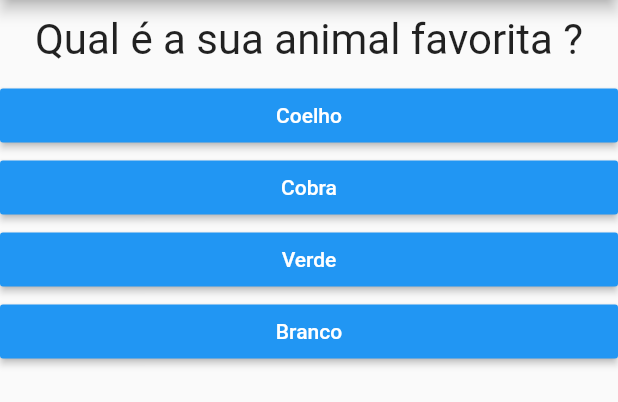
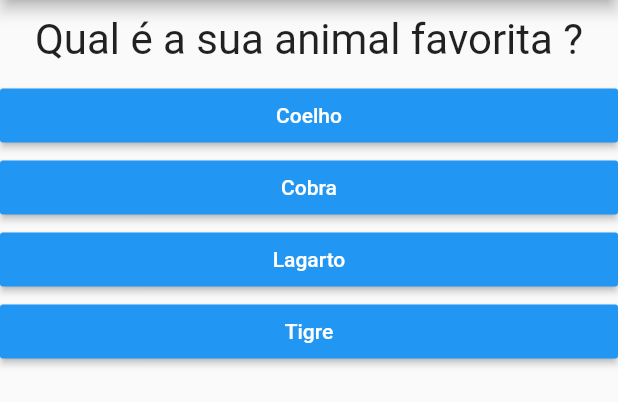
Before and after one commit to angeloconfer/coder_flutter, a Flutter app: the screen it shows after launch, after a tap on "Preto", on a phone screen of 412 x 824 dp, the part 84-486 px from its top. Run offline on Flutter 3.47's test engine with Material 2 defaults, Android fonts, the phone set to English and light mode, and no system bars.

Commit message:
projeto_perguntas

```diff
--- a/projeto_perguntas/lib/main.dart
+++ b/projeto_perguntas/lib/main.dart
@@ -1,6 +1,6 @@
 import 'package:flutter/material.dart';
-import 'package:projeto_perguntas/resposta.dart';
-import 'questao.dart';
+import 'package:projeto_perguntas/questionario.dart';
+import 'resultado.dart';
 
 void main() => runApp(PerguntaApp());
 
@@ -11,40 +11,37 @@ class PerguntaApp extends StatefulWidget {
 
 class _PerguntaAppState extends State<PerguntaApp> {
   var _perguntaSelecionada = 0;
+  final List<Map<String, Object>> _perguntas = const [
+    {
+      'texto': 'Qual é a sua cor favorita ?',
+      'respostas': ['Preto', 'Vermelho', 'Verde', 'Branco'],
+    },
+    {
+      'texto': 'Qual é a sua animal favorita ?',
+      'respostas': ['Coelho', 'Cobra', 'Lagarto', 'Tigre'],
+    },
+    {
+      'texto': 'Qual é a sua instrutor favorito ?',
+      'respostas': ['Maria', 'Angelo', 'Carol', 'Betina'],
+    },
+  ];
 
   void _responder() {
-    setState(() {
-      _perguntaSelecionada++;
-      print(_perguntaSelecionada);
-    });
+    if (temPerguntaSelecionada) {
+      setState(
+        () {
+          _perguntaSelecionada++;
+        },
+      );
+    }
+  }
+
+  bool get temPerguntaSelecionada {
+    return _perguntaSelecionada < _perguntas.length;
   }
 
   @override
   Widget build(BuildContext context) {
-    final List<Map<String, Object>> perguntas = [
-      {
-        'texto' : 'Qual é a sua cor favorita ?',
-        'respostas' : ['Preto', 'Vermelho', 'Verde', 'Branco'],
-      },
-      {
-        'texto' : 'Qual é a sua animal favorita ?',
-        'respostas' : ['Coelho', 'Cobra', 'Verde', 'Branco'],
-      },
-      {
-        'texto' : 'Qual é a sua instrutor favorito ?',
-        'respostas' : ['Maria', 'Angelo', 'Carol', 'Betina'],
-      },
-
-    ];
-
-    // ABORDAGEM DECLARATIVA
-    List<String> respostas = perguntas[_perguntaSelecionada]['respostas'];
-
-    // ABORTAGEM IMPERATIVA
-    // for(var textoResp in respostas) {
-    //   widgets.add(Resposta(textoResp, _responder));
-    // }
-
     return MaterialApp(
       title: 'Flutter Demo',
       theme: ThemeData(
@@ -55,12 +52,13 @@ class _PerguntaAppState extends State<PerguntaApp> {
           centerTitle: true,
           title: Text('Perguntas'),
         ),
-        body: Column(
-          children: <Widget>[
-            Questao(perguntas[_perguntaSelecionada]['texto']),
-            ...respostas.map((t) => Resposta(t, _responder)).toList(),
-          ],
-        ),
+        body: temPerguntaSelecionada
+            ? Questionario(
+                perguntas: _perguntas,
+                perguntaSelecionada: _perguntaSelecionada,
+                quandoResponder: _responder,
+              )
+            : Resultado(),
       ),
     );
   }
--- /dev/null
+++ b/projeto_perguntas/lib/questionario.dart
@@ -0,0 +1,39 @@
+import 'package:flutter/material.dart';
+import 'questao.dart';
+import 'resposta.dart';
+
+class Questionario extends StatelessWidget {
+  final List<Map<String, Object>> perguntas;
+  final int perguntaSelecionada;
+  final void Function() quandoResponder;
+
+  // @requiered == exige que os paramêtros sejem preenchidos
+  Questionario({
+    @required this.perguntas,
+    @required this.perguntaSelecionada,
+    @required this.quandoResponder,
+  });
+
+  bool get temPerguntaSelecionada {
+    return perguntaSelecionada < perguntas.length;
+  }
+
+  @override
+  Widget build(BuildContext context) {
+    // ABORDAGEM DECLARATIVA
+    List<String> respostas = temPerguntaSelecionada
+        ? perguntas[perguntaSelecionada]['respostas']
+        : null;
+
+    // ABORTAGEM IMPERATIVA
+    // for(var textoResp in respostas) {
+    //   widgets.add(Resposta(textoResp, _responder));
+    // }
+    return Column(
+      children: <Widget>[
+        Questao(perguntas[perguntaSelecionada]['texto']),
+        ...respostas.map((t) => Resposta(t, quandoResponder)).toList(),
+      ],
+    );
+  }
+}
--- /dev/null
+++ b/projeto_perguntas/lib/resultado.dart
@@ -0,0 +1,13 @@
+import 'package:flutter/material.dart';
+
+class Resultado extends StatelessWidget {
+  @override
+  Widget build(BuildContext context) {
+    return Center(
+      child: Text(
+        'Parabéns!',
+        style: TextStyle(fontSize: 28),
+      ),
+    );
+  }
+}
```
